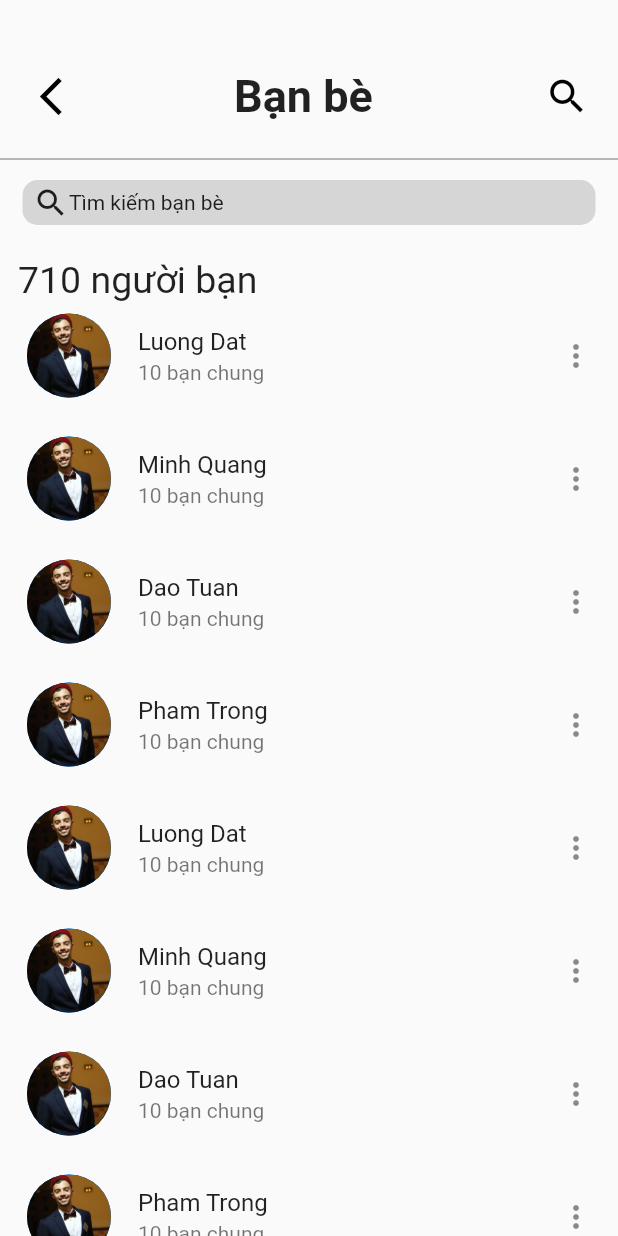
After one commit to nbtpj/foodnet_01, a Flutter app: the FriendList screen opened directly, on a phone screen of 412 x 824 dp. The commit adds this screen. Run offline on Flutter 3.47's test engine with Material 2 defaults, Android fonts, the phone set to English and light mode, and no system bars; our stand-ins replace firebase_auth, firebase_core, firebase_database, firebase_storage, flutter_staggered_animations, lottie and 1 more; accounts and stored records are empty.

Commit message:
add friend list page

```diff
--- a/lib/main.dart
+++ b/lib/main.dart
@@ -1,6 +1,7 @@
 import 'package:flutter/material.dart';
 import 'package:firebase_core/firebase_core.dart';
-import 'package:foodnet_01/ui/screens/friend.dart';
+import 'package:foodnet_01/ui/screens/friend_invitations.dart';
+import 'package:foodnet_01/ui/screens/friend_list.dart';
 
 import 'firebase_options.dart';
 
--- a/lib/ui/components/friend_item.dart
+++ b/lib/ui/components/friend_item.dart
@@ -139,3 +139,38 @@ class Confirmed extends StatelessWidget {
     );
   }
 }
+
+class FriendListItem extends StatefulWidget {
+  final String userAsset;
+  final String name;
+  final int mutual_friends;
+
+  const FriendListItem({
+    Key? key,
+    required this.userAsset,
+    required this.name,
+    required this.mutual_friends,
+  }) : super(key: key);
+
+  @override
+  _FriendListItemState createState() => _FriendListItemState();
+}
+
+class _FriendListItemState extends State<FriendListItem> {
+  @override
+  Widget build(BuildContext context) {
+    return ListTile(
+      title: Text(widget.name),
+      isThreeLine: false,
+      trailing: Icon(Icons.more_vert),
+      leading: CircleAvatar(
+        radius: 30,
+        child: CircleAvatar(
+          radius: 30,
+          backgroundImage: AssetImage(widget.userAsset),
+        ),
+      ),
+      subtitle: Text(widget.mutual_friends.toString() + " bạn chung"),
+    );
+  }
+}
--- /dev/null
+++ b/lib/ui/screens/friend_list.dart
@@ -0,0 +1,129 @@
+import 'package:flutter/material.dart';
+
+import '../components/friend_item.dart';
+
+List friend1s = [
+  {"name": "Luong Dat", "mutualism": 10, "userAsset": "images/tarek.jpg"},
+  {"name": "Minh Quang", "mutualism": 10, "userAsset": "images/tarek.jpg"},
+  {"name": "Dao Tuan", "mutualism": 10, "userAsset": "images/tarek.jpg"},
+  {"name": "Pham Trong", "mutualism": 10, "userAsset": "images/tarek.jpg"},
+  {"name": "Luong Dat", "mutualism": 10, "userAsset": "images/tarek.jpg"},
+  {"name": "Minh Quang", "mutualism": 10, "userAsset": "images/tarek.jpg"},
+  {"name": "Dao Tuan", "mutualism": 10, "userAsset": "images/tarek.jpg"},
+  {"name": "Pham Trong", "mutualism": 10, "userAsset": "images/tarek.jpg"},
+];
+
+class FriendList extends StatefulWidget {
+  const FriendList({Key? key}) : super(key: key);
+
+  @override
+  _FriendListState createState() => _FriendListState();
+}
+
+class _FriendListState extends State<FriendList> {
+  /*void _eraseFriendsList(int index) {
+    setState(() {
+      friend1s.removeAt(index);
+    });
+  }*/
+
+  @override
+  Widget build(BuildContext context) {
+    return Scaffold(
+      body: SingleChildScrollView(
+        scrollDirection: Axis.vertical,
+        child: Column(
+          children: [
+            Container(
+              margin: const EdgeInsets.only(left: 10, right: 10, top: 40, bottom: 10),
+              child: Row(
+                mainAxisAlignment: MainAxisAlignment.spaceBetween,
+                children: [
+                  IconButton(
+                    onPressed: () {},
+                    icon: const Icon(IconData(0xe094, fontFamily: 'MaterialIcons')),
+                    color: Colors.black,
+                    iconSize: 30,
+                  ),
+                  const Text(
+                    "Bạn bè ",
+                    style: TextStyle(
+                        fontSize: 30, fontWeight: FontWeight.bold),
+                  ),
+                  IconButton(
+                    onPressed: () {},
+                    icon: const Icon(Icons.search),
+                    color: Colors.black,
+                    iconSize: 30,
+                    padding: const EdgeInsets.only(right: 0),
+                  ),
+                ],
+              ),
+            ),
+
+            const Divider(
+              color: Colors.black54,
+            ),
+            const SizedBox(
+              height: 5,
+            ),
+
+            Container(
+              decoration: BoxDecoration(
+                  color: Colors.grey[350],
+                  borderRadius: BorderRadius.circular(10)),
+              margin: const EdgeInsets.only(top: 1, bottom: 10, left: 15, right: 15),
+              padding: const EdgeInsets.only(left: 7),
+              height: 30,
+              alignment: Alignment.center,
+              child: Row(
+                mainAxisAlignment: MainAxisAlignment.start,
+                children: const [
+                  Icon(Icons.search),
+                  /*TextField(
+                    decoration: InputDecoration(
+                      hintText: "Tìm kiếm bạn bè",
+                      fillColor: Colors.black,
+                    ),
+                  ),*/
+                  Text("Tìm kiếm bạn bè"),
+                ],
+              ),
+            ),
+
+            Container(
+              margin: const EdgeInsets.only(left: 12, right: 12, top: 12),
+              child: Row(
+                children: const [
+                  Text(
+                    "710 người bạn",
+                    style: TextStyle(fontSize: 25),
+                  ),
+                ],
+              ),
+            ),
+
+            ListView.separated(
+                scrollDirection: Axis.vertical,
+                shrinkWrap: true,
+                separatorBuilder: (BuildContext context, int index) {
+                  return const SizedBox(
+                    height: 10,
+                  );
+                },
+                itemCount: friend1s.length,
+                itemBuilder: (BuildContext context, int index) {
+                  Map friendItem = friend1s[index];
+                  return FriendListItem(
+                    userAsset: friendItem['userAsset'],
+                    name: friendItem['name'],
+                    mutual_friends: friendItem['mutualism'],
+                  );
+                }
+            ),
+          ],
+        ),
+      ),
+    );
+  }
+}
```
Also changed, not shown: lib/ui/screens/friend_invitations.dart (renamed from lib/ui/screens/friend.dart).
